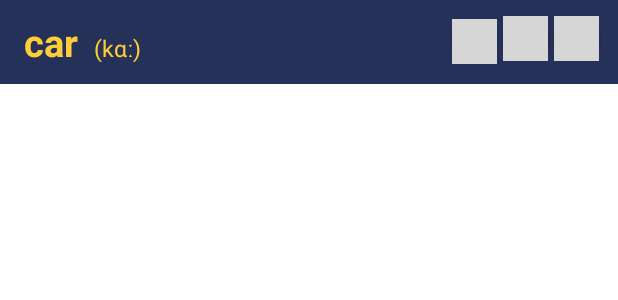
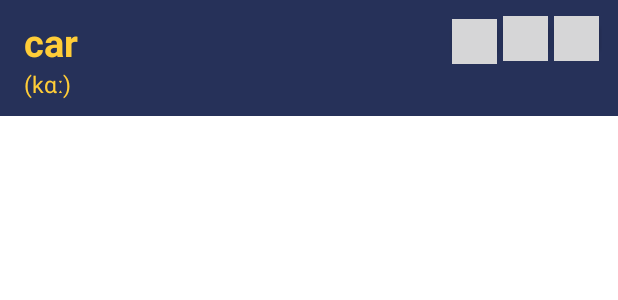
Before and after one commit to OrkunDmrc/puppydictionary, an Android app: the layout favorite_words_list_recycler_row.xml on its own in the app's theme, with its tools: preview values and no code run, on a phone screen of 412 x 824 dp. Shown: the top 300 px of the screen. Run offline under Robolectric (Android 15) with nearby library versions, the phone set to English and light mode, and no system bars; network calls fail.

Commit message:
Fixed bugs

```diff
--- a/app/src/main/res/layout/favorite_words_list_recycler_row.xml
+++ b/app/src/main/res/layout/favorite_words_list_recycler_row.xml
@@ -16,7 +16,8 @@
             android:id="@+id/open_desc_button"
             android:layout_width="match_parent"
             android:layout_height="wrap_content"
-            android:layout_weight="2">
+            android:layout_weight="2"
+            android:orientation="vertical">
             <TextView
                 android:id="@+id/word_text"
                 android:layout_width="wrap_content"
--- a/app/src/main/res/layout/fragment_main_menu.xml
+++ b/app/src/main/res/layout/fragment_main_menu.xml
@@ -61,7 +61,10 @@
                     android:layout_weight="7"
                     android:textSize="20dp"
                     android:padding="10dp"
-                    android:hint="Search"/>
+                    android:ellipsize="none"
+                    android:imeOptions="actionSearch"
+                    android:hint="Search"
+                    android:singleLine="true" />
                 <ImageButton
                     android:id="@+id/search_button"
                     android:layout_width="0dp"
--- a/app/src/main/res/values/themes.xml
+++ b/app/src/main/res/values/themes.xml
@@ -12,5 +12,6 @@
         <!-- Status bar color. -->
         <item name="android:statusBarColor">?attr/colorPrimaryVariant</item>
         <!-- Customize your theme here. -->
+        <item name="titleTextColor">@color/text</item>
     </style>
 </resources>
```
Also changed, not shown: app/src/main/java/com/example/puppydictinary/view/MainMenu.kt (+17 -2 lines).
